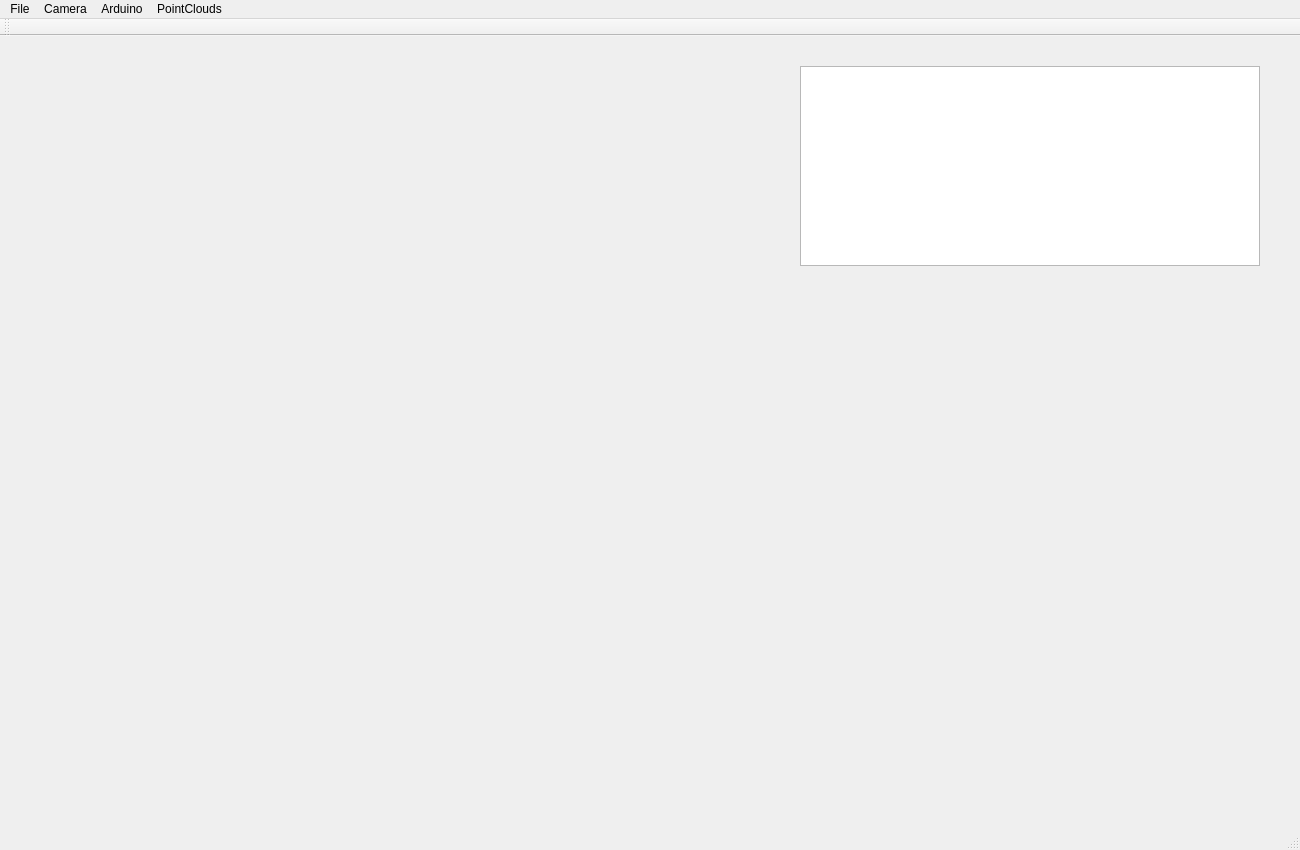
Old version of the form OBJ_Auto_SCAN/MainWindow.ui in the repository WSX741405/ITM_Auto_SCAN.
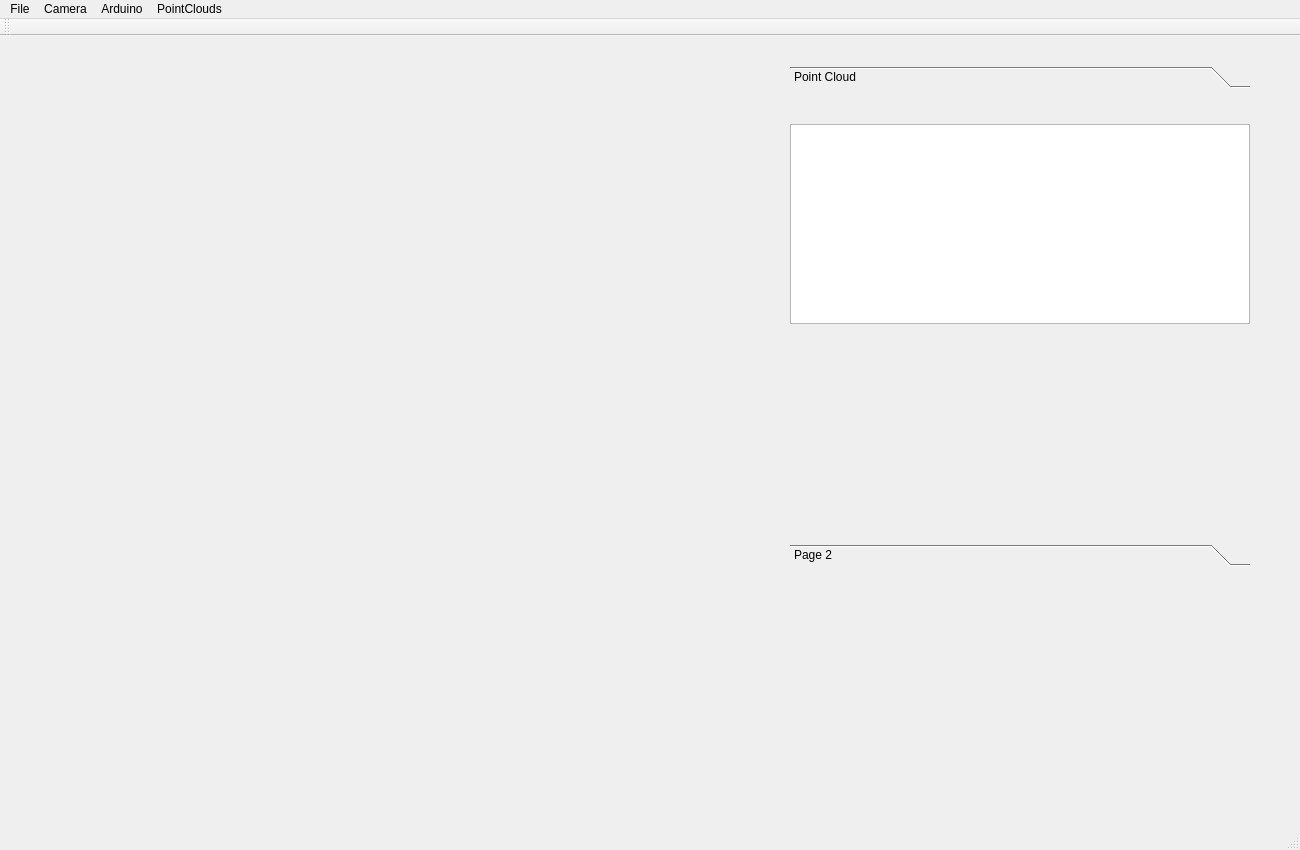
New version of the form. Custom widgets are drawn as their Qt base class.

What changed in the file:
```diff
--- a/OBJ_Auto_SCAN/MainWindow.ui
+++ b/OBJ_Auto_SCAN/MainWindow.ui
@@ -24,15 +24,54 @@
      </rect>
     </property>
    </widget>
-   <widget class="QTableWidget" name="_pointCloudTable">
+   <widget class="QToolBox" name="toolBox">
     <property name="geometry">
      <rect>
-      <x>800</x>
+      <x>790</x>
       <y>30</y>
       <width>460</width>
-      <height>200</height>
+      <height>500</height>
      </rect>
     </property>
+    <property name="currentIndex">
+     <number>0</number>
+    </property>
+    <widget class="QWidget" name="_pointCloudPage">
+     <property name="geometry">
+      <rect>
+       <x>0</x>
+       <y>0</y>
+       <width>460</width>
+       <height>448</height>
+      </rect>
+     </property>
+     <attribute name="label">
+      <string>Point Cloud</string>
+     </attribute>
+     <widget class="QTableWidget" name="_pointCloudTable">
+      <property name="geometry">
+       <rect>
+        <x>0</x>
+        <y>30</y>
+        <width>460</width>
+        <height>200</height>
+       </rect>
+      </property>
+     </widget>
+    </widget>
+    <widget class="QWidget" name="page_2">
+     <property name="geometry">
+      <rect>
+       <x>0</x>
+       <y>0</y>
+       <width>460</width>
+       <height>448</height>
+      </rect>
+     </property>
+     <attribute name="label">
+      <string>Page 2</string>
+     </attribute>
+    </widget>
    </widget>
   </widget>
   <widget class="QMenuBar" name="menuBar">
```
Left out of the diff: 11 changed lines with no effect on the pictures.
